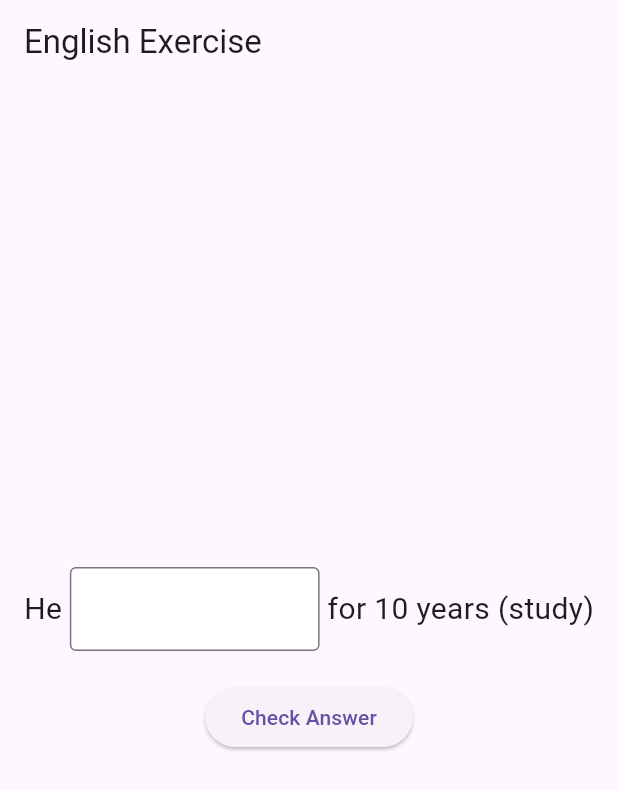
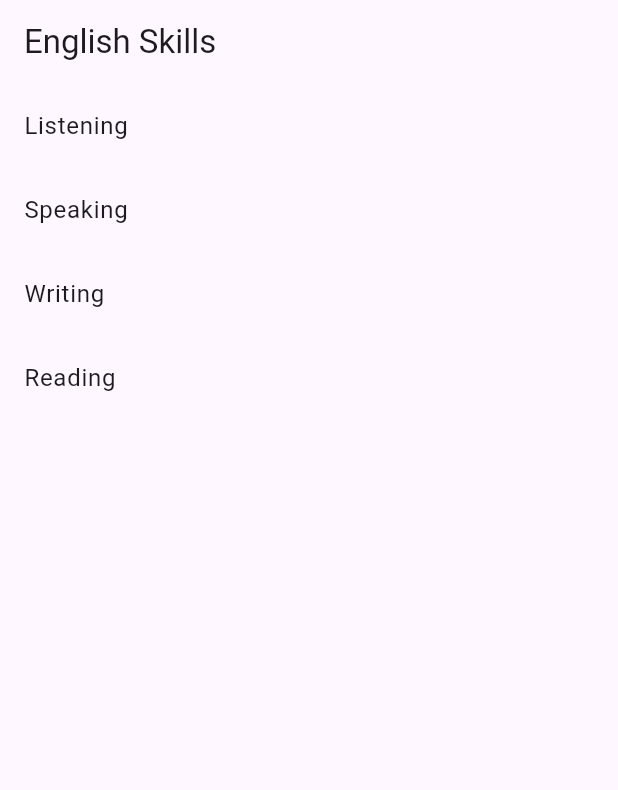
Before and after one commit to TraMiu/Flutter-Practice, a Flutter app: the screen it shows after launch, on a phone screen of 412 x 824 dp. Shown: the top 790 px of the screen. Run offline on Flutter 3.47's test engine with Material 3 defaults, Android fonts, the phone set to English and light mode, and no system bars.

Commit message:
growth_uyen-32

```diff
--- /dev/null
+++ b/lib/exercises_page.dart
@@ -0,0 +1,24 @@
+import 'package:flutter/material.dart';
+import 'todo.dart';
+
+class ExercisesPage extends StatelessWidget {
+  const ExercisesPage({super.key});
+
+  @override
+  Widget build(BuildContext context) {
+    final Todo todo = ModalRoute.of(context)!.settings.arguments as Todo;
+
+    return Scaffold(
+      appBar: AppBar(title: Text('${todo.title} Exercises')),
+      body: ListView.builder(
+        itemCount: todo.exercises.length,
+        itemBuilder: (context, index) {
+          return ListTile(
+            title: Text(todo.exercises[index]),
+            enabled: todo.title == 'Writing',
+          );
+        },
+      ),
+    );
+  }
+}
--- a/lib/main.dart
+++ b/lib/main.dart
@@ -1,4 +1,7 @@
 import 'package:flutter/material.dart';
+import 'skills_page.dart';
+import 'exercises_page.dart';
+import 'todo.dart';
 
 void main() => runApp(const MyApp());
 
@@ -7,76 +10,13 @@ class MyApp extends StatelessWidget {
 
   @override
   Widget build(BuildContext context) {
-    return const MaterialApp(
-      title: 'English Exercise',
-      home: ExerciseScreen(),
+    return MaterialApp(
+      title: 'English Skills',
+      initialRoute: '/',
+      routes: {
+        '/': (context) => const SkillsPage(),
+        '/exercises': (context) => const ExercisesPage(),
+      },
     );
   }
 }
-
-class ExerciseScreen extends StatefulWidget {
-  const ExerciseScreen({super.key});
-
-  @override
-  State<ExerciseScreen> createState() => _ExerciseScreenState();
-}
-
-class _ExerciseScreenState extends State<ExerciseScreen> {
-  final _controller = TextEditingController();
-  Color _backgroundColor = Colors.white;
-
-  void _checkAnswer() {
-    setState(() {
-      if (_controller.text.trim().toLowerCase() == 'has been studying' ||
-          _controller.text.trim().toLowerCase() == 'has studied') {
-        _backgroundColor = Colors.green;
-      } else {
-        _backgroundColor = Colors.red;
-      }
-    });
-  }
-
-  @override
-  void dispose() {
-    _controller.dispose();
-    super.dispose();
-  }
-
-  @override
-  Widget build(BuildContext context) {
-    return Scaffold(
-      appBar: AppBar(title: const Text('English Exercise')),
-      body: Padding(
-        padding: const EdgeInsets.all(16.0),
-        child: Column(
-          mainAxisAlignment: MainAxisAlignment.center,
-          children: <Widget>[
-            Row(
-              children: <Widget>[
-                const Text('He ', style: TextStyle(fontSize: 20)),
-                Expanded(
-                  child: Container(
-                    color: _backgroundColor,
-                    child: TextField(
-                      controller: _controller,
-                      decoration: const InputDecoration(
-                        border: OutlineInputBorder(),
-                        labelText: '',
-                      ),
-                    ),
-                  ),
-                ),
-                const Text(' for 10 years (study)', style: TextStyle(fontSize: 20)),
-              ],
-            ),
-            const SizedBox(height: 20),
-            ElevatedButton(
-              onPressed: _checkAnswer,
-              child: const Text('Check Answer'),
-            ),
-          ],
-        ),
-      ),
-    );
-  }
-}
--- /dev/null
+++ b/lib/skills_page.dart
@@ -0,0 +1,53 @@
+import 'package:flutter/material.dart';
+import 'todo.dart';
+
+class SkillsPage extends StatelessWidget {
+  const SkillsPage({super.key});
+
+  @override
+  Widget build(BuildContext context) {
+    final List<Todo> skills = [
+      Todo(
+        title: 'Listening',
+        exercises: [],
+      ),
+      Todo(
+        title: 'Speaking',
+        exercises: [],
+      ),
+      Todo(
+        title: 'Writing',
+        exercises: [
+          'Reported Speech',
+          'Passive Voice',
+          'Although/Despite',
+          'Because/Because of',
+          'Word Form',
+        ],
+      ),
+      Todo(
+        title: 'Reading',
+        exercises: [],
+      ),
+    ];
+
+    return Scaffold(
+      appBar: AppBar(title: const Text('English Skills')),
+      body: ListView.builder(
+        itemCount: skills.length,
+        itemBuilder: (context, index) {
+          return ListTile(
+            title: Text(skills[index].title),
+            onTap: () {
+              Navigator.pushNamed(
+                context,
+                '/exercises',
+                arguments: skills[index],
+              );
+            },
+          );
+        },
+      ),
+    );
+  }
+}
--- /dev/null
+++ b/lib/todo.dart
@@ -0,0 +1,9 @@
+class Todo {
+  final String title;
+  final List<String> exercises;
+
+  Todo({
+    required this.title,
+    required this.exercises,
+  });
+}
```
